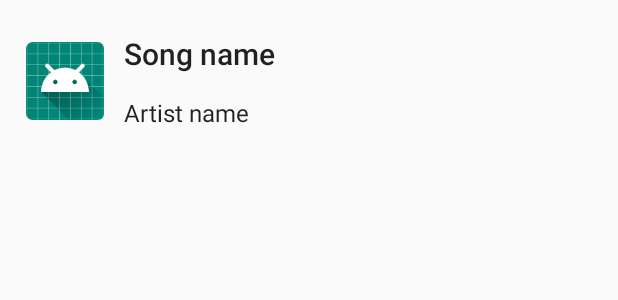
After one commit to pdguru/AndroidKotlinApp, an Android app: the layout main_list_row.xml on its own in the app's theme, with its tools: preview values and no code run, on a phone screen of 412 x 824 dp. The commit adds this screen. Shown: the top 300 px of the screen. Run offline under Robolectric (Android 15) with nearby library versions, the phone set to English and light mode, and no system bars; network calls fail.

Commit message:
Basic functionality

```diff
--- a/app/build.gradle
+++ b/app/build.gradle
@@ -30,4 +30,6 @@ dependencies {
     testImplementation 'junit:junit:4.12'
     androidTestImplementation 'com.android.support.test:runner:1.0.2'
     androidTestImplementation 'com.android.support.test.espresso:espresso-core:3.0.2'
+
+    implementation 'com.android.volley:volley:1.1.1'
 }
--- a/app/src/main/AndroidManifest.xml
+++ b/app/src/main/AndroidManifest.xml
@@ -1,6 +1,8 @@
 <?xml version="1.0" encoding="utf-8"?>
 <manifest xmlns:android="http://schemas.android.com/apk/res/android"
           package="com.pdg.gesundheitscloudtest">
+
+    <uses-permission android:name="android.permission.INTERNET"/>
 
     <application
             android:allowBackup="true"
--- /dev/null
+++ b/app/src/main/res/layout/main_list_row.xml
@@ -0,0 +1,37 @@
+<?xml version="1.0" encoding="utf-8"?>
+<android.support.constraint.ConstraintLayout xmlns:android="http://schemas.android.com/apk/res/android"
+                                             xmlns:app="http://schemas.android.com/apk/res-auto"
+                                             xmlns:tools="http://schemas.android.com/tools"
+                                             android:layout_width="match_parent"
+                                             android:layout_height="wrap_content"
+android:padding="8dp">
+
+    <ImageView android:layout_width="60dp" android:layout_height="60dp"
+               android:id="@+id/row_imageView"
+               android:padding="4dp"
+               android:src="@mipmap/ic_launcher" app:layout_constraintStart_toStartOf="parent"
+               app:layout_constraintTop_toTopOf="parent" android:layout_marginStart="5dp"
+               app:layout_constraintBottom_toBottomOf="parent" android:layout_marginBottom="5dp"
+               android:layout_marginTop="5dp"/>
+
+    <TextView android:layout_width="wrap_content" android:layout_height="wrap_content"
+              android:id="@+id/row_songName"
+              android:padding="4dp"
+              android:textAppearance="@android:style/TextAppearance.DeviceDefault.SearchResult.Title"
+              android:text="Song name"
+              app:layout_constraintStart_toEndOf="@+id/row_imageView"
+              android:layout_marginStart="5dp" android:layout_marginTop="10dp"
+              app:layout_constraintTop_toTopOf="parent" android:layout_marginBottom="1dp"
+              app:layout_constraintBottom_toTopOf="@+id/row_artistName"/>
+
+    <TextView android:layout_width="wrap_content" android:layout_height="wrap_content"
+              android:id="@+id/row_artistName"
+              android:padding="4dp"
+              android:textAppearance="@android:style/TextAppearance.DeviceDefault.SearchResult.Subtitle"
+              android:text="Artist name"
+              app:layout_constraintStart_toEndOf="@+id/row_imageView"
+              android:layout_marginStart="5dp" android:layout_marginTop="5dp"
+              app:layout_constraintTop_toBottomOf="@+id/row_songName" android:layout_marginBottom="10dp"
+              app:layout_constraintBottom_toBottomOf="parent"/>
+
+</android.support.constraint.ConstraintLayout>
```
Also changed, not shown: app/src/main/java/com/pdg/gesundheitscloudtest/MainActivity.kt (+94 -0 lines), app/src/main/java/com/pdg/gesundheitscloudtest/model/SearchResultItem.kt (+32 -2 lines), app/src/main/java/com/pdg/gesundheitscloudtest/viewcontroller/ListAdapter.kt (added, +43 -0 lines), app/src/main/res/layout/activity_main.xml (+11 -8 lines).
